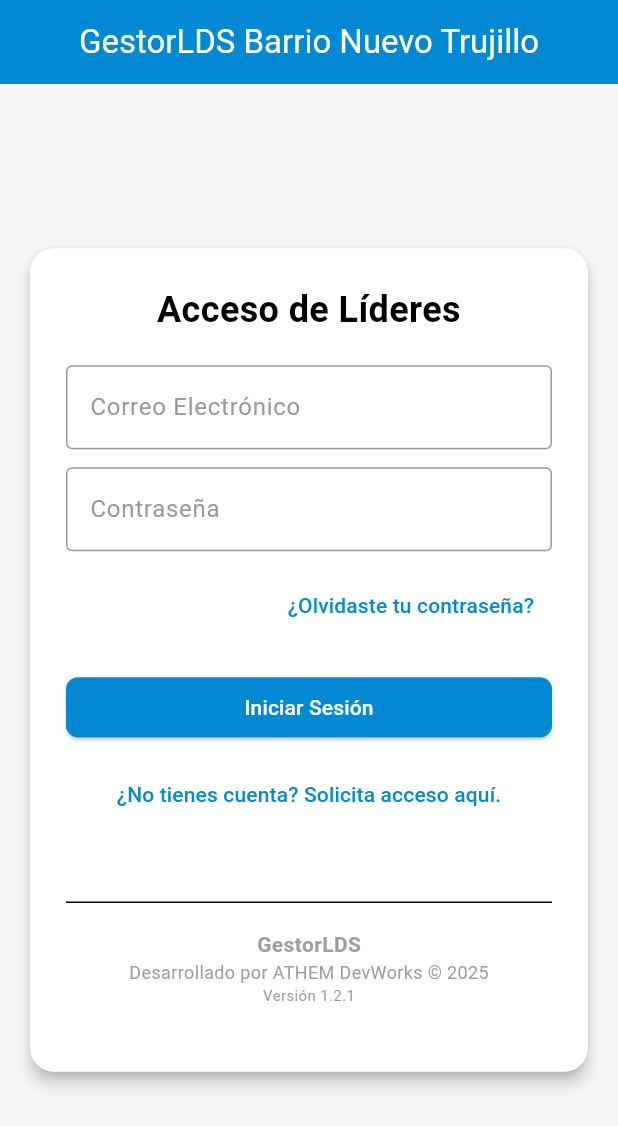
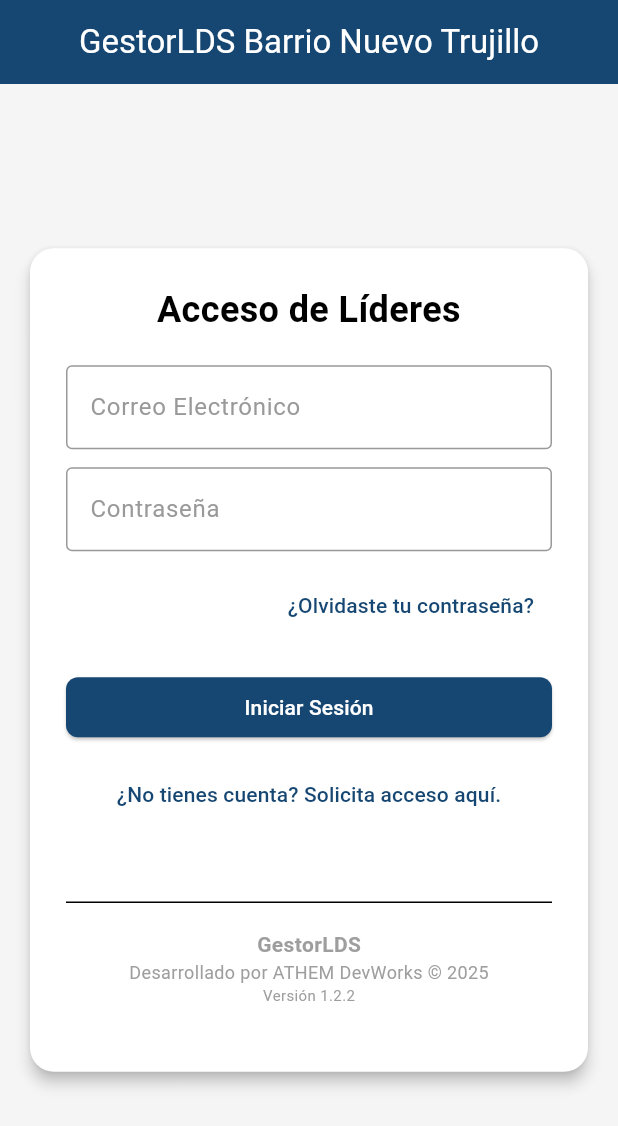
Before and after one commit to athemdevworks/gestor_lds, a Flutter app: the screen it shows after launch, on a phone screen of 412 x 824 dp. Shown: the top 1126 px of the screen. Run offline on Flutter 3.47's test engine with Material 3 defaults, Android fonts, the phone set to English and light mode, and no system bars; our stand-ins replace cloud_firestore, firebase_auth, firebase_core, pdf, printing; accounts and stored records are empty.

Commit message:
feat: Release v1.2.3 - Cambio de color institucional (#164772), Mejoras en PDF y UI Admin.

```diff
--- a/lib/features/auth/screens/login_screen.dart
+++ b/lib/features/auth/screens/login_screen.dart
@@ -191,7 +191,7 @@ class _LoginScreenState extends State<LoginScreen> {
                                   style: TextStyle(fontSize: 12, color: Colors.grey),
                                 ),
                                 Text(
-                                  'Versión 1.2.1', // Puedes cambiar esto manualmente cuando actualices
+                                  'Versión 1.2.2', // Puedes cambiar esto manualmente cuando actualices
                                   style: TextStyle(fontSize: 10, color: Colors.grey),
                                 ),
                               ],
--- a/lib/features/dashboard/screens/user_management_screen.dart
+++ b/lib/features/dashboard/screens/user_management_screen.dart
@@ -13,6 +13,11 @@ class UserManagementScreen extends StatelessWidget {
         appBar: AppBar(
           title: const Text('Administración de Usuarios'),
           bottom: const TabBar(
+          // CONFIGURACIÓN DE CONTRASTE
+          labelColor: Colors.white,             // Icono/Texto SELECCIONADO (Blanco puro)
+          unselectedLabelColor: Colors.white60, // Icono/Texto NO SELECCIONADO (Blanco con transparencia)
+          indicatorColor: Colors.white,         // La rayita de abajo
+          indicatorWeight: 3,                   // Un poco más gruesa para que se note
             tabs: [
               Tab(icon: Icon(Icons.person_add), text: 'Pendientes'),
               Tab(icon: Icon(Icons.people), text: 'Activos'),
--- a/lib/features/meetings/services/pdf_service.dart
+++ b/lib/features/meetings/services/pdf_service.dart
@@ -17,7 +17,7 @@ class PdfService {
     final logoImage = pw.MemoryImage(logoData.buffer.asUint8List());
 
     // Color Azul Intenso para el PDF
-    final PdfColor brandColor = PdfColors.blue800;
+    final PdfColor brandColor = PdfColor.fromInt(0xFF164772);
 
     // Mapeo condicional para el cuerpo del PDF...
     final agendaBody = <pw.Widget>[];
@@ -122,8 +122,8 @@ class PdfService {
                         ),
                         // Logo (Derecha)
                         pw.Container(
-                          height: 60,
-                          width: 60,
+                          height: 150,
+                          width: 150,
                           child: pw.Image(logoImage),
                         ),
                       ],
--- a/lib/main.dart
+++ b/lib/main.dart
@@ -40,7 +40,7 @@ class GestorLDSApp extends StatelessWidget {
     return MaterialApp(
       title: 'GestorLDS',
       debugShowCheckedModeBanner: false,
-// --- NUEVO TEMA (REBRANDING v1.2.0) ---
+// --- NUEVO TEMA (REBRANDING v1.2.3) ---
       theme: ThemeData(
         useMaterial3: true,
         scaffoldBackgroundColor: Colors.white, // Fondo Blanco (#FFFFFF)
@@ -48,7 +48,7 @@ class GestorLDSApp extends StatelessWidget {
         // Esquema de Colores
         colorScheme: const ColorScheme(
           brightness: Brightness.light,
-          primary: Color(0xFF0089D3),       // Azul Institucional (#0089D3)
+          primary: Color(0xFF164772),       // Azul Institucional (#164772)
           onPrimary: Colors.white,          // Texto sobre azul
           secondary: Colors.black,          // Color Secundario (#000000)
           onSecondary: Colors.white,
@@ -63,7 +63,7 @@ class GestorLDSApp extends StatelessWidget {
 
         // Estilo de AppBars (Barras superiores)
         appBarTheme: const AppBarTheme(
-          backgroundColor: Color(0xFF0089D3), // Azul
+          backgroundColor: Color(0xFF164772), // Azul
           foregroundColor: Colors.white,      // Texto Blanco
           elevation: 0,
           centerTitle: true,
@@ -72,7 +72,7 @@ class GestorLDSApp extends StatelessWidget {
         // Estilo de Botones Elevados
         elevatedButtonTheme: ElevatedButtonThemeData(
           style: ElevatedButton.styleFrom(
-            backgroundColor: const Color(0xFF0089D3), // Botones Azules
+            backgroundColor: const Color(0xFF164772), // Botones Azules
             foregroundColor: Colors.white,            // Texto Blanco
             shape: RoundedRectangleBorder(borderRadius: BorderRadius.circular(8)),
           ),
@@ -86,7 +86,7 @@ class GestorLDSApp extends StatelessWidget {
           ),
           focusedBorder: OutlineInputBorder(
             borderRadius: BorderRadius.circular(8),
-            borderSide: const BorderSide(color: Color(0xFF0089D3), width: 2), // Borde Azul
+            borderSide: const BorderSide(color: Color(0xFF164772), width: 2), // Borde Azul
           ),
 
           labelStyle: const TextStyle(color: Color(0xFF999999)),
--- a/pubspec.yaml
+++ b/pubspec.yaml
@@ -16,7 +16,7 @@ publish_to: 'none' # Remove this line if you wish to publish to pub.dev
 # https://developer.apple.com/library/archive/documentation/General/Reference/InfoPlistKeyReference/Articles/CoreFoundationKeys.html
 # In Windows, build-name is used as the major, minor, and patch parts
 # of the product and file versions while build-number is used as the build suffix.
-version: 1.2.2+1
+version: 1.2.3+1
 
 environment:
   sdk: ^3.10.1
```
Also changed, not shown: 1 other file.
